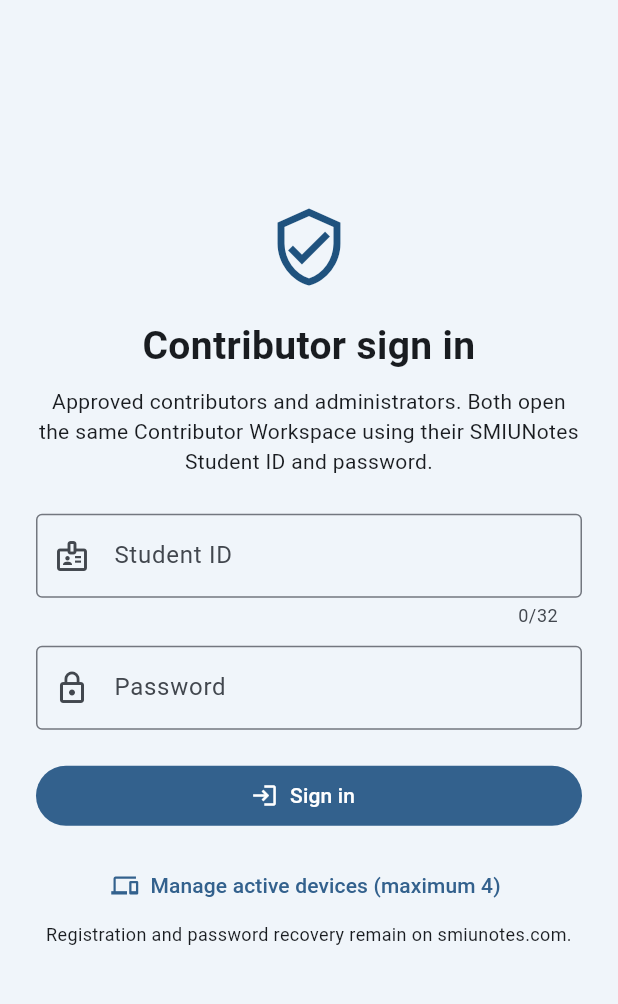
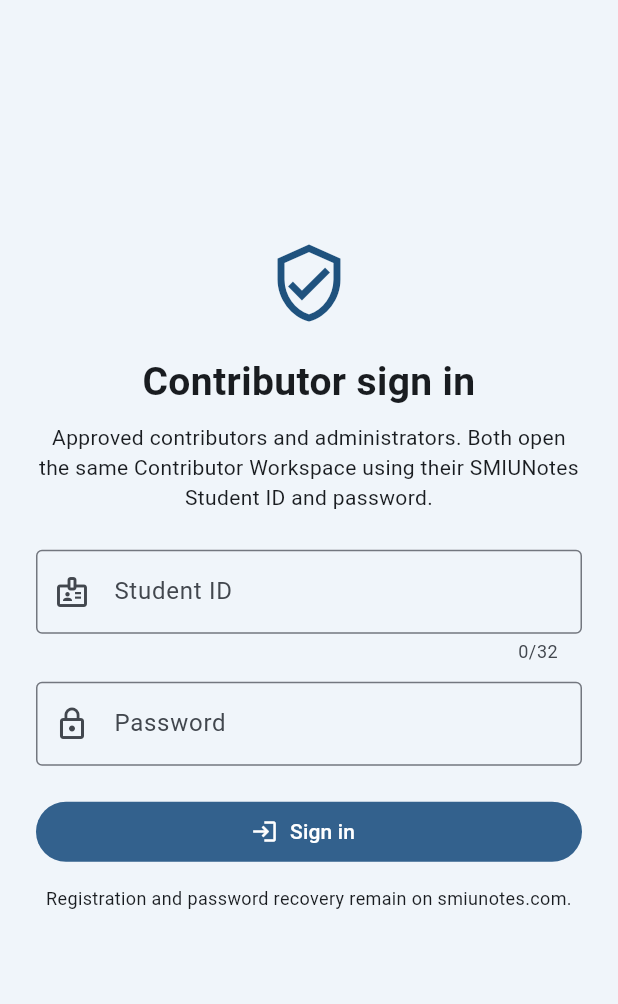
Before and after one commit to Basheer-1/smiunotes-contributers-app, a Flutter app: the screen it shows after launch, on a phone screen of 412 x 824 dp, the part 84-1088 px from its top. Run offline on Flutter 3.47's test engine with Material 3 defaults, Android fonts, the phone set to English and light mode, and no system bars; our stand-ins replace file_picker, flutter_secure_storage, material_ui, webview_flutter.

Commit message:
ui: remove unwanted Manage active devices option from contributor sign-in

```diff
--- a/lib/main.dart
+++ b/lib/main.dart
@@ -1,6 +1,5 @@
 import 'dart:typed_data';
 import 'package:material_ui/material_ui.dart';
-import 'package:url_launcher/url_launcher.dart';
 import 'contributor_avatar.dart';
 import 'contributor_api.dart';
 import 'contributor_challenge.dart';
@@ -115,16 +114,6 @@ class _ContributorHomeState extends State<ContributorHome> {
   }
 
   String _safeError(Object error) => contributorAuthError(error);
-
-  Future<void> _openProfileDevices() async {
-    final uri = Uri.parse('https://smiunotes.com/profile');
-    if (!await launchUrl(uri, mode: LaunchMode.externalApplication)) {
-      if (mounted) {
-        setState(() => error =
-            'Open smiunotes.com/profile in your browser to manage devices.');
-      }
-    }
-  }
 
   Future<void> _refresh() async {
     if (!authenticated || busy) return;
@@ -255,10 +244,6 @@ class _ContributorHomeState extends State<ContributorHome> {
           FilledButton.icon(onPressed: busy ? null : _signIn,
             icon: const Icon(Icons.login), label: const Text('Sign in')),
           const SizedBox(height: 12),
-          TextButton.icon(
-            onPressed: _openProfileDevices,
-            icon: const Icon(Icons.devices_outlined),
-            label: const Text('Manage active devices (maximum 4)')),
           const Text('Registration and password recovery remain on smiunotes.com.',
             textAlign: TextAlign.center, style: TextStyle(fontSize: 12)),
         ],
```
